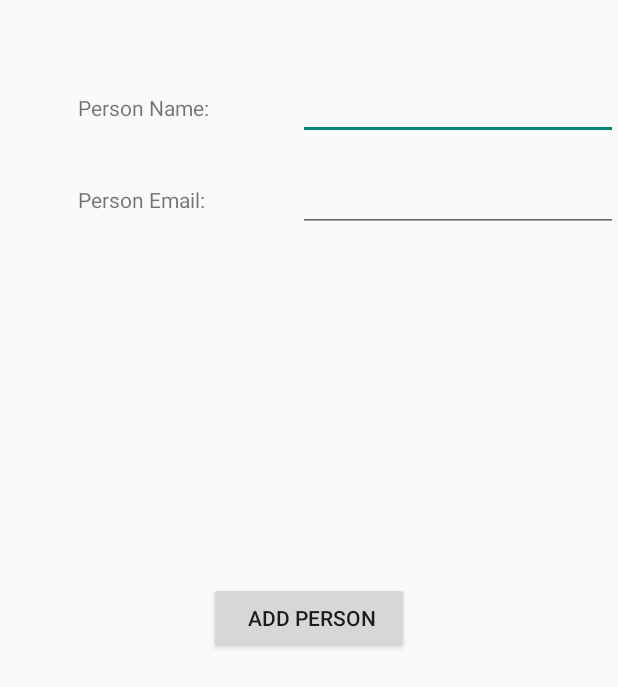
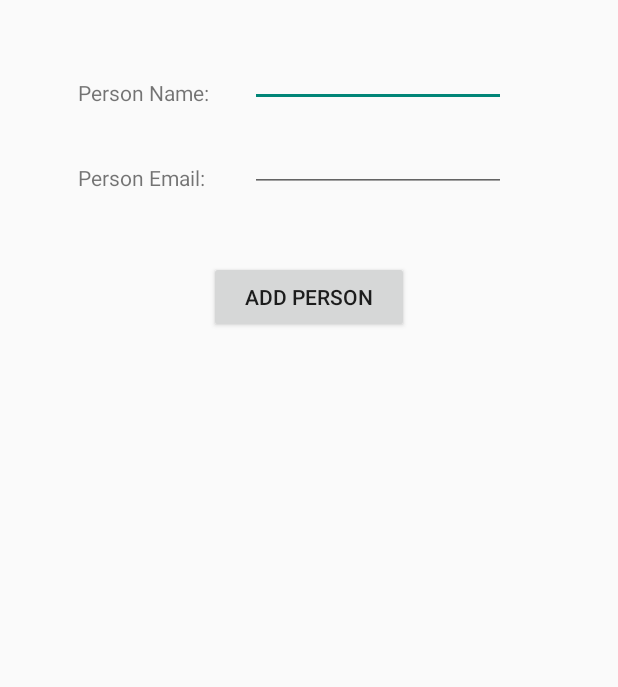
Before and after one commit to larivierec/Android-GiftExchange, an Android app: the layout persondialog.xml on its own in the app's theme, with its tools: preview values and no code run, on a phone screen of 412 x 824 dp. Shown: the top 687 px of the screen. Run offline under Robolectric (Android 15) with nearby library versions, the phone set to English and light mode, and no system bars.

```diff
--- a/app/src/main/java/com/clariviere/dev/giftexchange/abstract_classes/AbstractState.java
+++ b/app/src/main/java/com/clariviere/dev/giftexchange/abstract_classes/AbstractState.java
@@ -11,11 +11,11 @@ public abstract class AbstractState{
     protected Context con;
     protected String textFile = "GiftExchangeSaveState.st";
     protected PersonMapping personMapping;
-    protected LinkedList<Person> listOfPeeps;
+    protected LinkedList<Person> listOfPeople;
 
     public AbstractState(PersonMapping personMapping, LinkedList<Person> p, Context context) {
         this.personMapping = personMapping;
-        this.listOfPeeps = p;
+        this.listOfPeople = p;
         textFile = "GiftExchangeSaveState.st";
         this.con = context;
     }
--- a/app/src/main/java/com/clariviere/dev/giftexchange/controller/LoadStateListener.java
+++ b/app/src/main/java/com/clariviere/dev/giftexchange/controller/LoadStateListener.java
@@ -42,11 +42,11 @@ public class LoadStateListener extends AbstractState{
 	}
 
 	public LinkedList<Person> getListOfPeople() {
-		return listOfPeeps;
+		return listOfPeople;
 	}
 
 	public void setListOfPeeps(LinkedList<Person> listOfPeeps) {
-		this.listOfPeeps = listOfPeeps;
+		this.listOfPeople = listOfPeeps;
 	}
 
 	public PersonMapping getPersonMapping() {
--- a/app/src/main/java/com/clariviere/dev/giftexchange/controller/SaveStateListener.java
+++ b/app/src/main/java/com/clariviere/dev/giftexchange/controller/SaveStateListener.java
@@ -32,7 +32,7 @@ public class SaveStateListener extends AbstractState {
 			ObjectOutput s = new ObjectOutputStream(fileOutputStream);
 
 			s.writeObject(personMapping);
-			s.writeObject(listOfPeeps);
+			s.writeObject(listOfPeople);
 			s.flush();
 			s.close();
 
--- a/app/src/main/res/layout/persondialog.xml
+++ b/app/src/main/res/layout/persondialog.xml
@@ -8,44 +8,56 @@
          android:id="@+id/txtPersonName"
          android:layout_width="wrap_content"
          android:layout_height="wrap_content"
-         android:layout_alignParentRight="true"
-         android:layout_alignParentTop="true"
-         android:layout_marginTop="48dp"
-         android:ems="10"
+         android:ems="8"
          android:inputType="textCapWords"
          android:lines="1"
-         android:maxLines="1" />
+         android:maxLines="1"
+         android:layout_marginTop="26dp"
+         android:layout_alignParentTop="true"
+         android:layout_alignLeft="@+id/txtPersonEmail"
+         android:layout_alignStart="@+id/txtPersonEmail" />
 
      <TextView
          android:id="@+id/lblPerson"
          android:layout_width="wrap_content"
          android:layout_height="wrap_content"
          android:text="Person Name:"
-         android:layout_alignBaseline="@+id/txtPersonName" android:layout_alignBottom="@+id/txtPersonName"
-         android:layout_toLeftOf="@+id/dialogBtnAdd" android:layout_toStartOf="@+id/dialogBtnAdd"/>
+         android:layout_alignBottom="@+id/txtPersonName"
+         android:layout_toLeftOf="@+id/dialogBtnAdd"
+         android:layout_toStartOf="@+id/dialogBtnAdd"
+         android:layout_alignParentEnd="false"
+         android:layout_alignParentStart="false" />
 
 
     <TextView android:id="@+id/lblPersonEmail"
               android:layout_width="wrap_content"
               android:layout_height="wrap_content"
               android:text="Person Email:"
-              android:layout_marginTop="30dp" android:layout_below="@+id/txtPersonName"
-              android:layout_alignLeft="@+id/lblPerson" android:layout_alignStart="@+id/lblPerson"/>
+              android:layout_marginTop="37dp"
+            android:layout_below="@+id/lblPerson"
+            android:layout_alignLeft="@+id/lblPerson"
+            android:layout_alignStart="@+id/lblPerson" />
 
 
     <EditText android:id="@+id/txtPersonEmail" android:layout_width="wrap_content"
-              android:layout_height="wrap_content"
-              android:ems="10"
-              android:inputType="textCapWords"
-              android:lines="1"
-              android:maxLines="1"
-              android:layout_alignBaseline="@+id/lblPersonEmail" android:layout_alignBottom="@+id/lblPersonEmail"
-              android:layout_alignLeft="@+id/txtPersonName" android:layout_alignStart="@+id/txtPersonName"/>
+        android:layout_height="wrap_content"
+        android:ems="8"
+        android:inputType="textCapWords"
+        android:lines="1"
+        android:maxLines="1"
+        android:layout_alignBottom="@+id/lblPersonEmail"
+        android:layout_alignLeft="@+id/dialogBtnAdd"
+        android:layout_alignStart="@+id/dialogBtnAdd"
+        android:layout_marginLeft="27dp"
+        android:layout_marginStart="27dp" />
 
     <Button
             android:id="@+id/dialogBtnAdd"
             android:layout_width="133dp"
             android:layout_height="wrap_content"
-            android:text=" Add Person" android:layout_centerVertical="true" android:layout_centerHorizontal="true"/>
+            android:text="@string/add_person"
+        android:layout_below="@+id/txtPersonEmail"
+        android:layout_centerHorizontal="true"
+        android:layout_marginTop="46dp" />
 
 </RelativeLayout>
--- a/app/src/main/res/values/strings.xml
+++ b/app/src/main/res/values/strings.xml
@@ -6,5 +6,6 @@
     <string name="action_settings">Settings</string>
     <string name="load_state_str">Load State</string>
     <string name="save_state_str">Save State</string>
+    <string name="add_person">Add Person</string>
 
 </resources>
```
Also changed, not shown: app/build.gradle (+10 -6 lines), app/src/main/AndroidManifest.xml (+5 -4 lines), app/src/main/java/com/clariviere/dev/giftexchange/MainActivity.java (+49 -14 lines), app/src/main/java/com/clariviere/dev/giftexchange/model/PersonMapping.java (+2 -7 lines), 2 other files.
